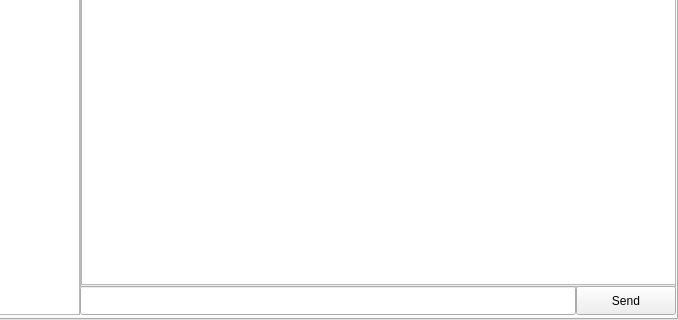
First picture: the form in src/ParallaxExplorer/widget.ui, repository xvanop01/Parallax, before the edit; both pictures show x 122 to 800 and y 280 to 600 of the 800 by 600 pixel window.
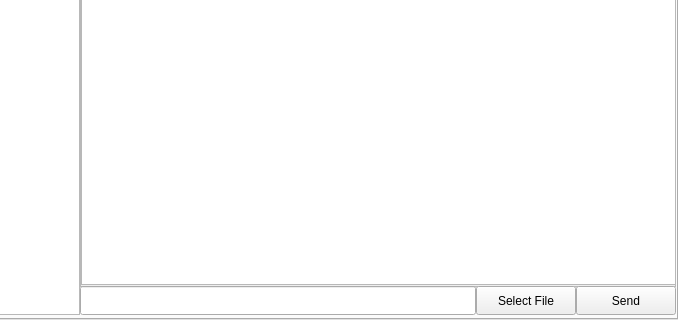
Second picture: the form after the edit. The open tabs and pages were chosen to show the change.

```diff
--- a/src/ParallaxExplorer/widget.ui
+++ b/src/ParallaxExplorer/widget.ui
@@ -161,11 +161,24 @@
       <rect>
        <x>200</x>
        <y>540</y>
-       <width>496</width>
+       <width>396</width>
        <height>29</height>
       </rect>
      </property>
     </widget>
+    <widget class="QPushButton" name="fileButton">
+     <property name="geometry">
+      <rect>
+       <x>596</x>
+       <y>540</y>
+       <width>100</width>
+       <height>29</height>
+      </rect>
+     </property>
+     <property name="text">
+      <string>Select File</string>
+     </property>
+    </widget>
    </widget>
    <widget class="QWidget" name="tabDashboard">
     <property name="minimumSize">
```
Left out of the diff: 2 changed lines with no effect on the pictures.
